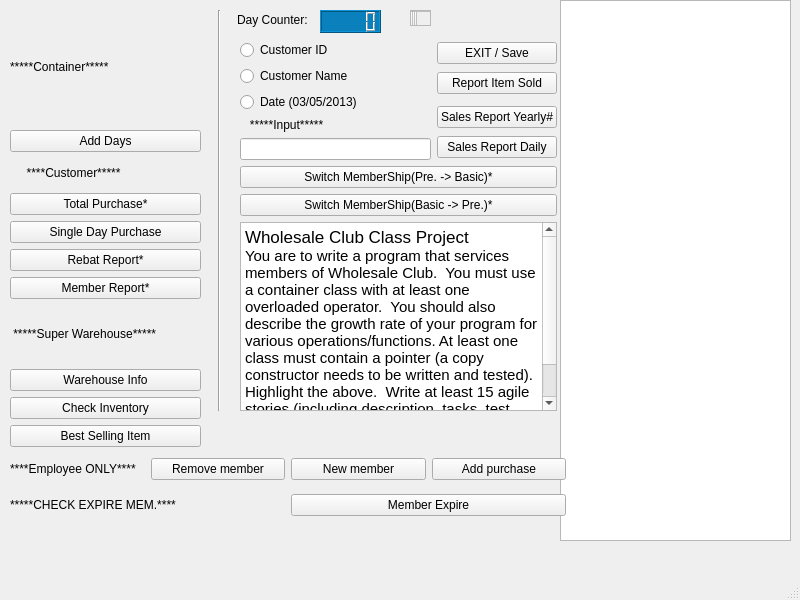
Qt form mainwindow.ui (mcchicken360/Project_1) before a commit.
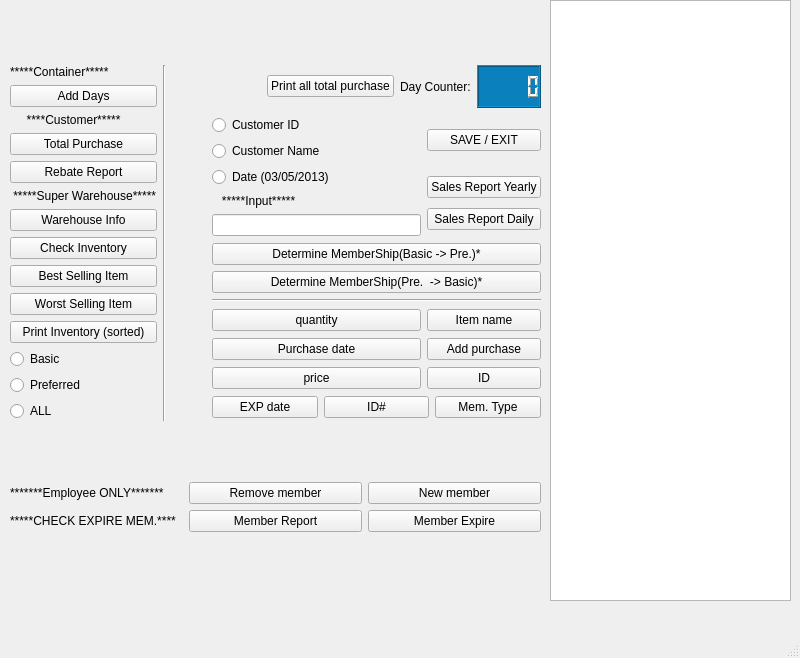
The same form after that commit.

The edit to the form file:
```diff
--- a/mainwindow.ui
+++ b/mainwindow.ui
@@ -7,72 +7,180 @@
     <x>0</x>
     <y>0</y>
     <width>800</width>
-    <height>600</height>
+    <height>658</height>
    </rect>
   </property>
   <property name="windowTitle">
    <string>MainWindow</string>
   </property>
   <widget class="QWidget" name="centralwidget">
-   <widget class="QLabel" name="label">
-    <property name="geometry">
-     <rect>
-      <x>237</x>
-      <y>10</y>
-      <width>81</width>
-      <height>20</height>
-     </rect>
-    </property>
-    <property name="text">
-     <string>Day Counter:</string>
-    </property>
-   </widget>
    <widget class="QTextBrowser" name="textBrowser">
     <property name="geometry">
      <rect>
-      <x>560</x>
+      <x>550</x>
       <y>0</y>
-      <width>231</width>
-      <height>541</height>
+      <width>241</width>
+      <height>601</height>
      </rect>
     </property>
    </widget>
-   <widget class="QTextBrowser" name="textBrowser_2">
-    <property name="geometry">
-     <rect>
-      <x>410</x>
-      <y>10</y>
-      <width>21</width>
-      <height>16</height>
-     </rect>
-    </property>
-   </widget>
-   <widget class="QLCDNumber" name="lcdNumber">
-    <property name="geometry">
-     <rect>
-      <x>320</x>
-      <y>10</y>
-      <width>61</width>
-      <height>23</height>
-     </rect>
-    </property>
-    <property name="styleSheet">
-     <string notr="true">QLCDNumber{
-color: white;
-background-color: rgb(10, 129, 188);
-}</string>
-    </property>
-   </widget>
    <widget class="QWidget" name="layoutWidget">
     <property name="geometry">
      <rect>
-      <x>240</x>
-      <y>40</y>
-      <width>317</width>
-      <height>371</height>
+      <x>10</x>
+      <y>10</y>
+      <width>531</width>
+      <height>579</height>
      </rect>
     </property>
+    <layout class="QGridLayout" name="gridLayout_5">
+     <item row="1" column="0">
+      <layout class="QGridLayout" name="gridLayout_3">
+       <item row="1" column="0">
+        <layout class="QHBoxLayout" name="horizontalLayout_2">
+         <item>
+          <widget class="QLabel" name="label_7">
+           <property name="text">
+            <string>*****CHECK EXPIRE MEM.****</string>
+           </property>
+          </widget>
+         </item>
+         <item>
+          <widget class="QPushButton" name="memberReport_2">
+           <property name="text">
+            <string>Member Report</string>
+           </property>
+          </widget>
+         </item>
+         <item>
+          <widget class="QPushButton" name="expireMonth">
+           <property name="text">
+            <string>Member Expire</string>
+           </property>
+          </widget>
+         </item>
+        </layout>
+       </item>
+       <item row="0" column="0">
+        <layout class="QHBoxLayout" name="horizontalLayout">
+         <item>
+          <widget class="QLabel" name="label_6">
+           <property name="text">
+            <string>*******Employee ONLY*******</string>
+           </property>
+          </widget>
+         </item>
+         <item>
+          <widget class="QPushButton" name="removeMem">
+           <property name="text">
+            <string>Remove member</string>
+           </property>
+          </widget>
+         </item>
+         <item>
+          <widget class="QPushButton" name="addNewM">
+           <property name="text">
+            <string>New member</string>
+           </property>
+          </widget>
+         </item>
+        </layout>
+       </item>
+      </layout>
+     </item>
+     <item row="0" column="0">
+      <layout class="QGridLayout" name="gridLayout_4">
+       <item row="0" column="4">
+        <widget class="QLabel" name="label">
+         <property name="text">
+          <string>Day Counter:</string>
+         </property>
+        </widget>
+       </item>
+       <item row="1" column="2" colspan="4">
     <layout class="QGridLayout" name="gridLayout">
+         <item row="6" column="0" colspan="2">
+          <layout class="QHBoxLayout" name="horizontalLayout_3">
+           <item>
+            <widget class="QPushButton" name="setNewEXP">
+             <property name="text">
+              <string>EXP date</string>
+             </property>
+            </widget>
+           </item>
+           <item>
+            <widget class="QPushButton" name="setNewId">
+             <property name="text">
+              <string>ID#</string>
+             </property>
+            </widget>
+           </item>
+           <item>
+            <widget class="QPushButton" name="setNewType">
+             <property name="text">
+              <string>Mem. Type</string>
+             </property>
+            </widget>
+           </item>
+          </layout>
+         </item>
+         <item row="5" column="1">
+          <widget class="QPushButton" name="setId">
+           <property name="text">
+            <string>ID</string>
+           </property>
+          </widget>
+         </item>
+         <item row="1" column="1">
+          <layout class="QVBoxLayout" name="verticalLayout_6">
+           <item>
+            <widget class="QPushButton" name="salesYearly">
+             <property name="text">
+              <string>Sales Report Yearly</string>
+             </property>
+            </widget>
+           </item>
+           <item>
+            <widget class="QPushButton" name="salesDaily">
+             <property name="text">
+              <string>Sales Report Daily</string>
+             </property>
+            </widget>
+           </item>
+          </layout>
+         </item>
+         <item row="4" column="1">
+          <widget class="QPushButton" name="addItem">
+           <property name="text">
+            <string>Add purchase</string>
+           </property>
+          </widget>
+         </item>
+         <item row="5" column="0">
+          <widget class="QPushButton" name="setPrice">
+           <property name="text">
+            <string>price</string>
+           </property>
+          </widget>
+         </item>
+         <item row="3" column="1">
+          <widget class="QPushButton" name="setName">
+           <property name="text">
+            <string>Item name</string>
+           </property>
+          </widget>
+         </item>
+         <item row="0" column="1">
+          <layout class="QVBoxLayout" name="verticalLayout_8">
+           <item>
+            <widget class="QPushButton" name="exitBut">
+             <property name="text">
+              <string>SAVE / EXIT</string>
+             </property>
+            </widget>
+           </item>
+          </layout>
+         </item>
      <item row="0" column="0" rowspan="2">
       <layout class="QVBoxLayout" name="verticalLayout_4">
        <item>
@@ -108,102 +216,51 @@
        </item>
       </layout>
      </item>
-     <item row="0" column="1">
-      <layout class="QVBoxLayout" name="verticalLayout_8">
-       <item>
-        <widget class="QPushButton" name="exitBut">
+         <item row="3" column="0">
+          <widget class="QPushButton" name="setQuan">
          <property name="text">
-          <string>EXIT / Save</string>
+            <string>quantity</string>
          </property>
         </widget>
        </item>
-       <item>
-        <widget class="QPushButton" name="testBut">
+         <item row="4" column="0">
+          <widget class="QPushButton" name="setDate">
          <property name="text">
-          <string>Report Item Sold</string>
-         </property>
-        </widget>
-       </item>
-      </layout>
-     </item>
-     <item row="1" column="1">
-      <layout class="QVBoxLayout" name="verticalLayout_6">
-       <item>
-        <widget class="QPushButton" name="salesYearly">
-         <property name="text">
-          <string>Sales Report Yearly#</string>
-         </property>
-        </widget>
-       </item>
-       <item>
-        <widget class="QPushButton" name="salesDaily">
-         <property name="text">
-          <string>Sales Report Daily</string>
-         </property>
-        </widget>
-       </item>
-      </layout>
+            <string>Purchase date</string>
+           </property>
+          </widget>
      </item>
      <item row="2" column="0" colspan="2">
       <layout class="QVBoxLayout" name="verticalLayout_2">
        <item>
         <widget class="QPushButton" name="pushButton_2">
          <property name="text">
-          <string>Switch MemberShip(Pre. -&gt; Basic)*</string>
+              <string>Determine MemberShip(Basic -&gt; Pre.)*</string>
          </property>
         </widget>
        </item>
        <item>
         <widget class="QPushButton" name="pushButton_4">
          <property name="text">
-          <string>Switch MemberShip(Basic -&gt; Pre.)*</string>
+              <string>Determine MemberShip(Pre.  -&gt; Basic)*</string>
          </property>
         </widget>
        </item>
-      </layout>
-     </item>
-     <item row="3" column="0" colspan="2">
-      <widget class="QTextEdit" name="textEdit">
-       <property name="html">
-        <string>&lt;!DOCTYPE HTML PUBLIC &quot;-//W3C//DTD HTML 4.0//EN&quot; &quot;http://www.w3.org/TR/REC-html40/strict.dtd&quot;&gt;
-&lt;html&gt;&lt;head&gt;&lt;meta name=&quot;qrichtext&quot; content=&quot;1&quot; /&gt;&lt;style type=&quot;text/css&quot;&gt;
-p, li { white-space: pre-wrap; }
-&lt;/style&gt;&lt;/head&gt;&lt;body style=&quot; font-family:'.AppleSystemUIFont'; font-size:13pt; font-weight:400; font-style:normal;&quot;&gt;
-&lt;p style=&quot; margin-top:0px; margin-bottom:0px; margin-left:0px; margin-right:0px; -qt-block-indent:0; text-indent:0px;&quot;&gt;Wholesale Club Class Project &lt;/p&gt;
-&lt;p style=&quot; margin-top:0px; margin-bottom:0px; margin-left:0px; margin-right:0px; -qt-block-indent:0; text-indent:0px;&quot;&gt;&lt;span style=&quot; font-size:11pt;&quot;&gt;You are to write a program that services members of Wholesale Club.  You must use a container class with at least one overloaded operator.  You should also describe the growth rate of your program for various operations/functions. At least one class must contain a pointer (a copy constructor needs to be written and tested).   Highlight the above.  Write at least 15 agile stories (including description, tasks, test scenarios, and story points) before you start to develop software.&lt;/span&gt;&lt;/p&gt;&lt;/body&gt;&lt;/html&gt;</string>
+           <item>
+            <widget class="Line" name="line_2">
+             <property name="orientation">
+              <enum>Qt::Horizontal</enum>
        </property>
       </widget>
      </item>
     </layout>
-   </widget>
-   <widget class="QWidget" name="layoutWidget">
-    <property name="geometry">
-     <rect>
-      <x>10</x>
-      <y>10</y>
-      <width>191</width>
-      <height>437</height>
-     </rect>
-    </property>
+         </item>
+        </layout>
+       </item>
+       <item row="0" column="0" rowspan="2">
+        <layout class="QVBoxLayout" name="verticalLayout_7">
+         <item>
     <layout class="QGridLayout" name="gridLayout_2">
-     <item row="0" column="0">
-      <layout class="QVBoxLayout" name="verticalLayout">
-       <item>
-        <widget class="QLabel" name="label_4">
-         <property name="text">
-          <string>*****Container*****</string>
-         </property>
-        </widget>
-       </item>
-       <item>
-        <widget class="QPushButton" name="pushButton">
-         <property name="text">
-          <string>Add Days</string>
-         </property>
-        </widget>
-       </item>
-      </layout>
-     </item>
      <item row="1" column="0">
       <layout class="QVBoxLayout" name="verticalLayout_5">
        <item>
@@ -213,31 +270,17 @@
          </property>
         </widget>
        </item>
-       <item>
-        <widget class="QPushButton" name="pushButton_6">
-         <property name="text">
-          <string>Total Purchase*</string>
-         </property>
-        </widget>
-       </item>
        <item>
         <widget class="QPushButton" name="singleDayPurchase">
          <property name="text">
-          <string>Single Day Purchase</string>
+                <string>Total Purchase</string>
          </property>
         </widget>
        </item>
        <item>
-        <widget class="QPushButton" name="pushButton_11">
+              <widget class="QPushButton" name="testBut">
          <property name="text">
-          <string>Rebat Report*</string>
-         </property>
-        </widget>
-       </item>
-       <item>
-        <widget class="QPushButton" name="memberReport">
-         <property name="text">
-          <string>Member Report*</string>
+                <string>Rebate Report</string>
          </property>
         </widget>
        </item>
@@ -273,78 +316,86 @@
          </property>
         </widget>
        </item>
-      </layout>
-     </item>
-    </layout>
-   </widget>
+             <item>
+              <widget class="QPushButton" name="worstSelling">
+               <property name="text">
+                <string>Worst Selling Item</string>
+               </property>
+              </widget>
+             </item>
+             <item>
+              <widget class="QPushButton" name="pushButton_5">
+               <property name="text">
+                <string>Print Inventory (sorted)</string>
+               </property>
+              </widget>
+             </item>
+            </layout>
+           </item>
+           <item row="0" column="0">
+            <layout class="QVBoxLayout" name="verticalLayout">
+             <item>
+              <widget class="QLabel" name="label_4">
+               <property name="text">
+                <string>*****Container*****</string>
+               </property>
+              </widget>
+             </item>
+             <item>
+              <widget class="QPushButton" name="pushButton">
+               <property name="text">
+                <string>Add Days</string>
+               </property>
+              </widget>
+             </item>
+            </layout>
+           </item>
+          </layout>
+         </item>
+         <item>
+          <widget class="QRadioButton" name="radioButton_3">
+           <property name="text">
+            <string>Basic</string>
+           </property>
+          </widget>
+         </item>
+         <item>
+          <widget class="QRadioButton" name="radioButton_4">
+           <property name="text">
+            <string>Preferred</string>
+           </property>
+          </widget>
+         </item>
+         <item>
+          <widget class="QRadioButton" name="radioButton_5">
+           <property name="text">
+            <string>ALL</string>
+           </property>
+          </widget>
+         </item>
+        </layout>
+       </item>
+       <item row="0" column="5">
+        <widget class="QLCDNumber" name="lcdNumber">
+         <property name="styleSheet">
+          <string notr="true">QLCDNumber{
+color: white;
+background-color: rgb(10, 129, 188);
+}</string>
+         </property>
+        </widget>
+       </item>
+       <item row="0" column="1" rowspan="2" colspan="2">
    <widget class="Line" name="line">
-    <property name="geometry">
-     <rect>
-      <x>199</x>
-      <y>10</y>
-      <width>41</width>
-      <height>401</height>
-     </rect>
-    </property>
     <property name="orientation">
      <enum>Qt::Vertical</enum>
     </property>
    </widget>
-   <widget class="QWidget" name="">
-    <property name="geometry">
-     <rect>
-      <x>10</x>
-      <y>450</y>
-      <width>556</width>
-      <height>76</height>
-     </rect>
-    </property>
-    <layout class="QGridLayout" name="gridLayout_3">
-     <item row="0" column="0">
-      <layout class="QHBoxLayout" name="horizontalLayout">
-       <item>
-        <widget class="QLabel" name="label_6">
-         <property name="text">
-          <string>****Employee ONLY****</string>
-         </property>
-        </widget>
        </item>
-       <item>
-        <widget class="QPushButton" name="removeMem">
+       <item row="0" column="3">
+        <widget class="QPushButton" name="printAll">
          <property name="text">
-          <string>Remove member</string>
-         </property>
-        </widget>
-       </item>
-       <item>
-        <widget class="QPushButton" name="pushButton_5">
-         <property name="text">
-          <string>New member</string>
-         </property>
-        </widget>
-       </item>
-       <item>
-        <widget class="QPushButton" name="pushButton_7">
-         <property name="text">
-          <string>Add purchase</string>
-         </property>
-        </widget>
-       </item>
-      </layout>
-     </item>
-     <item row="1" column="0">
-      <layout class="QHBoxLayout" name="horizontalLayout_2">
-       <item>
-        <widget class="QLabel" name="label_7">
-         <property name="text">
-          <string>*****CHECK EXPIRE MEM.****</string>
-         </property>
-        </widget>
-       </item>
-       <item>
-        <widget class="QPushButton" name="expireMonth">
-         <property name="text">
-          <string>Member Expire</string>
+          <string>Print all total purchase</string>
          </property>
         </widget>
        </item>
```
Lines whose indentation alone changed are shown as unchanged.
